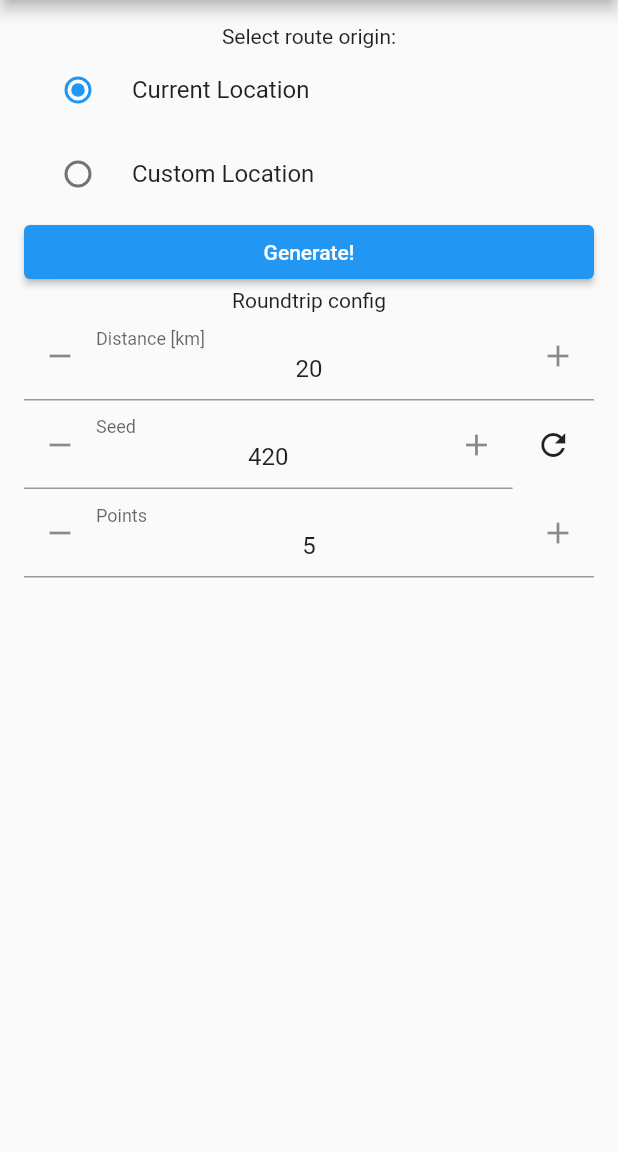
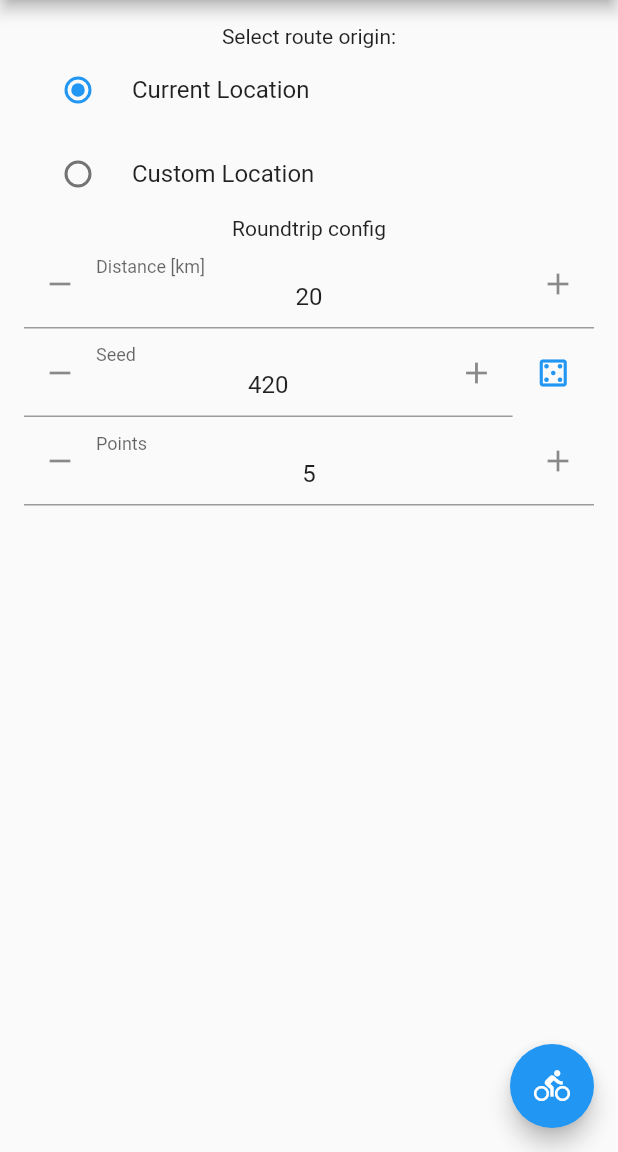
Before and after one commit to PawelRaciborski/bike-route-generator, a Flutter app: the screen it shows after launch, on a phone screen of 412 x 824 dp, the part 84-1236 px from its top. Run offline on Flutter 3.47's test engine with Material 2 defaults, Android fonts, the phone set to English and light mode, and no system bars; drawn by our look-alikes of flutter_spinbox; our stand-ins replace geolocator; missing offline and left inert: map_launcher.

Commit message:
Visual improvements (FAB + seed icon)

```diff
--- a/lib/home/configuration_view.dart
+++ b/lib/home/configuration_view.dart
@@ -20,10 +20,16 @@ class _ConfigurationViewState extends State<ConfigurationView> {
   bool _useCustomLocation = false;
 
   @override
-  Widget build(BuildContext context) {
-    List<Widget> mainViewChildren = [_buildOriginOptionSelector()];
-
-    mainViewChildren.add(
+  Widget build(BuildContext context) => Scaffold(
+      appBar: AppBar(
+        title: Text("Bike Route Generator"),
+      ),
+      body: SingleChildScrollView(
+        child: Padding(
+            padding: const EdgeInsets.all(16.0),
+            child: Column(
+              children: [
+                _buildOriginOptionSelector(),
                 AnimatedCrossFade(
                   duration: const Duration(milliseconds: 150),
                   firstChild: _buildCustomLocationInput(),
@@ -33,30 +39,17 @@ class _ConfigurationViewState extends State<ConfigurationView> {
                       ? CrossFadeState.showFirst
                       : CrossFadeState.showSecond,
                 ),
+                _buildRoundTripDetailsInput()
+              ],
+            )),
+      ),
+      floatingActionButton: _isInputValid
+          ? FloatingActionButton(
+              onPressed: _confirmButtonOnPressed,
+              child: Icon(Icons.directions_bike),
+            )
+          : null,
     );
-
-    mainViewChildren
-      ..add(SizedBox(
-        width: double.infinity,
-        child: ElevatedButton(
-          onPressed: _confirmButtonOnPressed,
-          child: Text("Generate!"),
-        ),
-      ))
-      ..add(_buildRoundTripDetailsInput());
-
-    return Scaffold(
-        appBar: AppBar(
-          title: Text("Bike Route Generator"),
-        ),
-        body: SingleChildScrollView(
-          child: Padding(
-              padding: const EdgeInsets.all(16.0),
-              child: Column(
-                children: mainViewChildren,
-              )),
-        ));
-  }
 
   bool get _isInputValid =>
       !_useCustomLocation || (_latitude != null && _longitude != null);
@@ -205,7 +198,10 @@ class _ConfigurationViewState extends State<ConfigurationView> {
             Expanded(
               flex: 1,
               child: IconButton(
-                icon: Icon(Icons.refresh),
+                icon: Icon(
+                  Icons.casino_outlined,
+                  color: Theme.of(context).accentColor,
+                ),
                 onPressed: () {
                   setState(() {
                     _seed = generateNextSeed();
```
Lines whose indentation alone changed are shown as unchanged.
